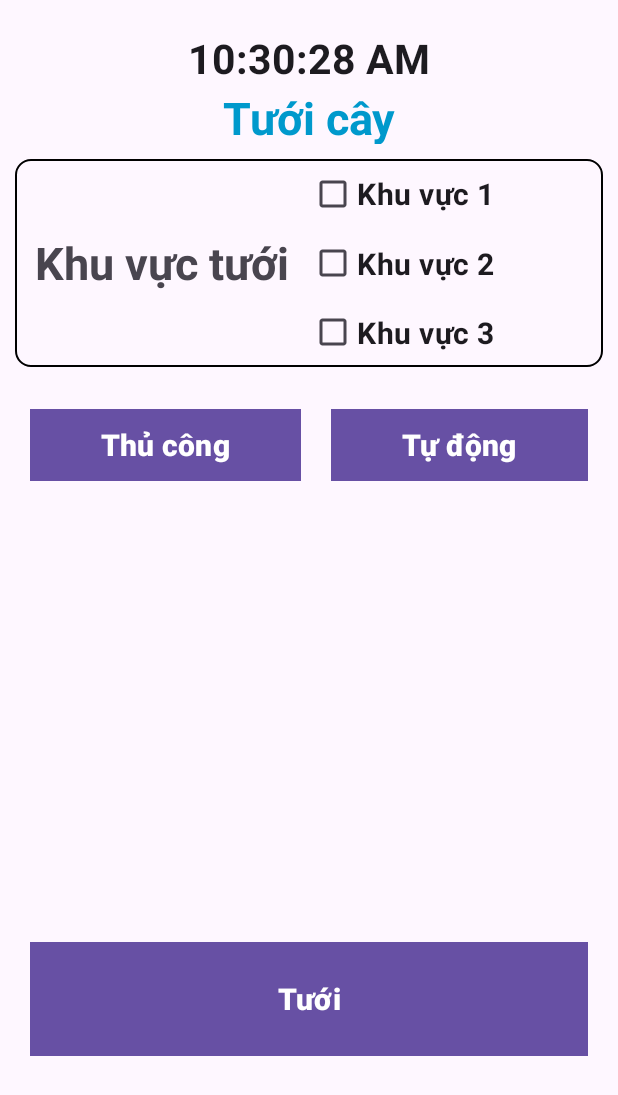
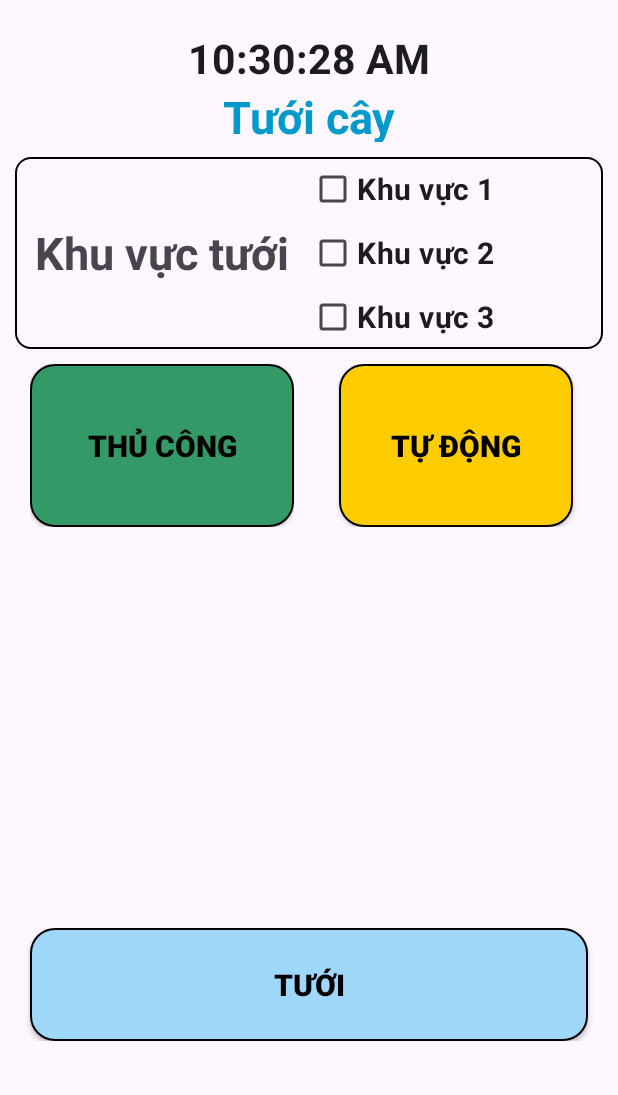
Before and after one commit to tuannguyen2208nat/IOT_Project, an Android app: the fragment WaterFragment shown on its own in the app's theme, on a phone screen of 412 x 824 dp. Shown: the top 1095 px of the screen. Run offline under Robolectric (Android 15) with nearby library versions, the phone set to English and light mode, and no system bars; network calls fail.

Commit message:
Twelfth commit

```diff
--- a/app/src/main/java/com/example/iot_project/database/MQTTHelper.java
+++ b/app/src/main/java/com/example/iot_project/database/MQTTHelper.java
@@ -16,11 +16,11 @@ import org.eclipse.paho.client.mqttv3.MqttMessage;
 public class MQTTHelper {
     public MqttAndroidClient mqttAndroidClient;
 
-    public final String[] arrayTopics = {"tuannguyen2208natIOT/feeds/temp", "tuannguyen2208natIOT/feeds/light", "tuannguyen2208natIOT/feeds/humid"};
+    public final String[] arrayTopics = {"tien2032002/feeds/temp", "tien2032002/feeds/humid", "tien2032002/feeds/light"};
 
     final String clientId = "12345678";
-    final String username = "tuannguyen2208natIOT";
-    final String password = "aio_wnQm53fmM9l5isDg6bvI95KHhqHT";
+    final String username = "tien2032002";
+    final String password = "aio_GXvU69CJJL9x57EjgNAPi11K2e7l";
 
     final String serverUri = "tcp://io.adafruit.com:1883";
 
--- /dev/null
+++ b/app/src/main/res/drawable/button_automatic.xml
@@ -0,0 +1,8 @@
+<?xml version="1.0" encoding="utf-8"?>
+<shape xmlns:android="http://schemas.android.com/apk/res/android">
+    <solid android:color="#FFCC00" />
+    <stroke
+        android:width="1dp"
+        android:color="#000000" />
+    <corners android:radius="16dp" />
+</shape>
--- /dev/null
+++ b/app/src/main/res/drawable/button_main.xml
@@ -0,0 +1,8 @@
+<?xml version="1.0" encoding="utf-8"?>
+<shape xmlns:android="http://schemas.android.com/apk/res/android">
+    <solid android:color="#9FD7F9" />
+    <stroke
+        android:width="1dp"
+        android:color="#000000" />
+    <corners android:radius="16dp" />
+</shape>
--- /dev/null
+++ b/app/src/main/res/drawable/button_manual.xml
@@ -0,0 +1,8 @@
+<?xml version="1.0" encoding="utf-8"?>
+<shape xmlns:android="http://schemas.android.com/apk/res/android">
+    <solid android:color="#339966" />
+    <stroke
+        android:width="1dp"
+        android:color="#000000" />
+    <corners android:radius="16dp" />
+</shape>
--- /dev/null
+++ b/app/src/main/res/drawable/button_off.xml
@@ -0,0 +1,8 @@
+<?xml version="1.0" encoding="utf-8"?>
+<shape xmlns:android="http://schemas.android.com/apk/res/android">
+    <solid android:color="#CC3333" />
+    <stroke
+        android:width="1dp"
+        android:color="#000000" />
+    <corners android:radius="16dp" />
+</shape>
--- a/app/src/main/res/drawable/border_black_1dp_background.xml
+++ b/app/src/main/res/drawable/layout_home_liquid.xml
@@ -1,6 +1,7 @@
+<?xml version="1.0" encoding="utf-8"?>
 <shape xmlns:android="http://schemas.android.com/apk/res/android"
     android:shape="rectangle">
-    <solid android:color="#C0C0C0"/>
+    <solid android:color="#339966"/>
     <stroke
         android:width="1dp"
         android:color="#000000" />
--- a/app/src/main/res/drawable/border_black_2dp_background.xml
+++ b/app/src/main/res/drawable/layout_home_water.xml
@@ -1,8 +1,9 @@
+<?xml version="1.0" encoding="utf-8"?>
 <shape xmlns:android="http://schemas.android.com/apk/res/android"
     android:shape="rectangle">
-    <solid android:color="#339966"/>
+    <solid android:color="#9FD7F9"/>
     <stroke
-        android:width="2dp"
+        android:width="1dp"
         android:color="#000000" />
     <corners android:radius="10dp" />
 </shape>
--- a/app/src/main/res/layout/fragment_water.xml
+++ b/app/src/main/res/layout/fragment_water.xml
@@ -114,32 +114,45 @@
         <LinearLayout
             android:layout_width="match_parent"
             android:layout_height="0dp"
-            android:layout_weight="0.75"
+            android:layout_weight="1"
             android:gravity="center"
             tools:ignore="NestedWeights"
             android:orientation="horizontal">
-            <Button
+            <LinearLayout
+                android:layout_width="match_parent"
+                android:layout_height="match_parent"
+                android:layout_weight="1"
+                android:layout_margin="10dp">
+
+                <androidx.appcompat.widget.AppCompatButton
+                    android:padding="10dp"
                     android:id="@+id/btn_thu_cong"
-                android:layout_width="wrap_content"
-                android:layout_height="wrap_content"
-                android:layout_marginHorizontal="10dp"
-                android:layout_weight="1"
-                android:background="@android:color/holo_green_dark"
+                    android:layout_width="match_parent"
+                    android:layout_height="match_parent"
+                    android:background="@drawable/button_manual"
                     android:text="Thủ công"
-                android:textColor="#FFFFFF"
+                    android:textColor="#000000"
                     android:textSize="20sp"
                     android:textStyle="bold" />
-            <Button
+            </LinearLayout>
+
+            <LinearLayout
+                android:layout_width="match_parent"
+                android:layout_height="match_parent"
+                android:layout_weight="1"
+                android:layout_margin="10dp">
+
+            <androidx.appcompat.widget.AppCompatButton
                 android:id="@+id/btn_tu_dong"
-                android:layout_width="wrap_content"
-                android:layout_height="wrap_content"
+                android:layout_width="match_parent"
+                android:layout_height="match_parent"
                 android:layout_marginHorizontal="10dp"
-                android:layout_weight="1"
-                android:background="@android:color/holo_blue_dark"
+                android:background="@drawable/button_automatic"
                 android:text="Tự động"
-                android:textColor="#FFFFFF"
+                android:textColor="#000000"
                 android:textSize="20sp"
                 android:textStyle="bold" />
+            </LinearLayout>
         </LinearLayout>
 
         <LinearLayout
@@ -258,16 +271,17 @@
         android:layout_height="0dp"
         android:layout_weight="1"
         android:gravity="center"
-        android:orientation="horizontal">
+        android:orientation="horizontal"
+        android:layout_marginBottom="10dp">
 
-        <Button
+        <androidx.appcompat.widget.AppCompatButton
             android:id="@+id/btn_tuoi"
             android:layout_weight="1"
             android:layout_width="0dp"
             android:layout_height="match_parent"
-            android:background="#AAAAAA"
+            android:background="@drawable/button_main"
             android:text="Tưới"
-            android:textColor="#FFFFFF"
+            android:textColor="#000000"
             android:textSize="20sp"
             android:textStyle="bold"
             android:layout_marginHorizontal="10dp" />
@@ -277,14 +291,14 @@
             android:layout_width="0dp"
             android:layout_height="match_parent"
             android:layout_marginHorizontal="10dp">
-            <Button
+            <androidx.appcompat.widget.AppCompatButton
                 android:id="@+id/btn_tat"
                 android:layout_weight="1"
                 android:layout_width="0dp"
                 android:layout_height="match_parent"
-                android:background="#AAAAAA"
+                android:background="@drawable/button_off"
                 android:text="Tắt"
-                android:textColor="#FFFFFF"
+                android:textColor="#000000"
                 android:textSize="20sp"
                 android:textStyle="bold" />
         </LinearLayout>
```
Also changed, not shown: app/src/main/java/com/example/iot_project/fragment/HomeFragment.java (+51 -12 lines), app/src/main/res/layout/fragment_home.xml (+5 -3 lines), app/src/main/res/layout/fragment_mix.xml (+4 -3 lines). Lines whose indentation alone changed are shown as unchanged.
